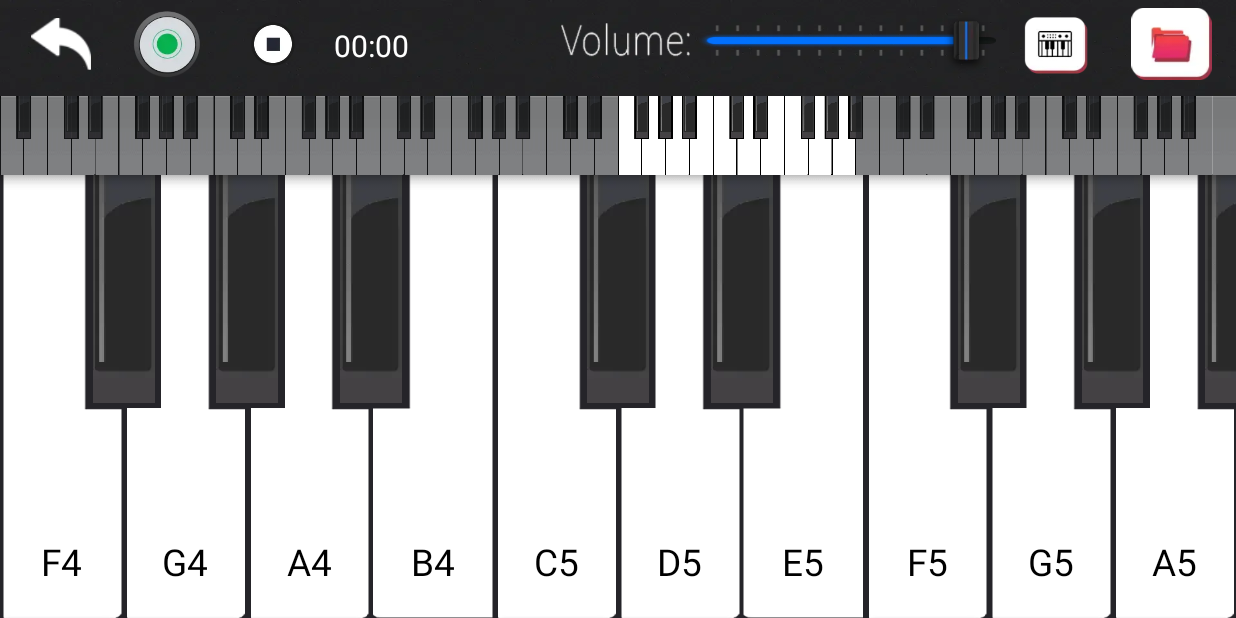
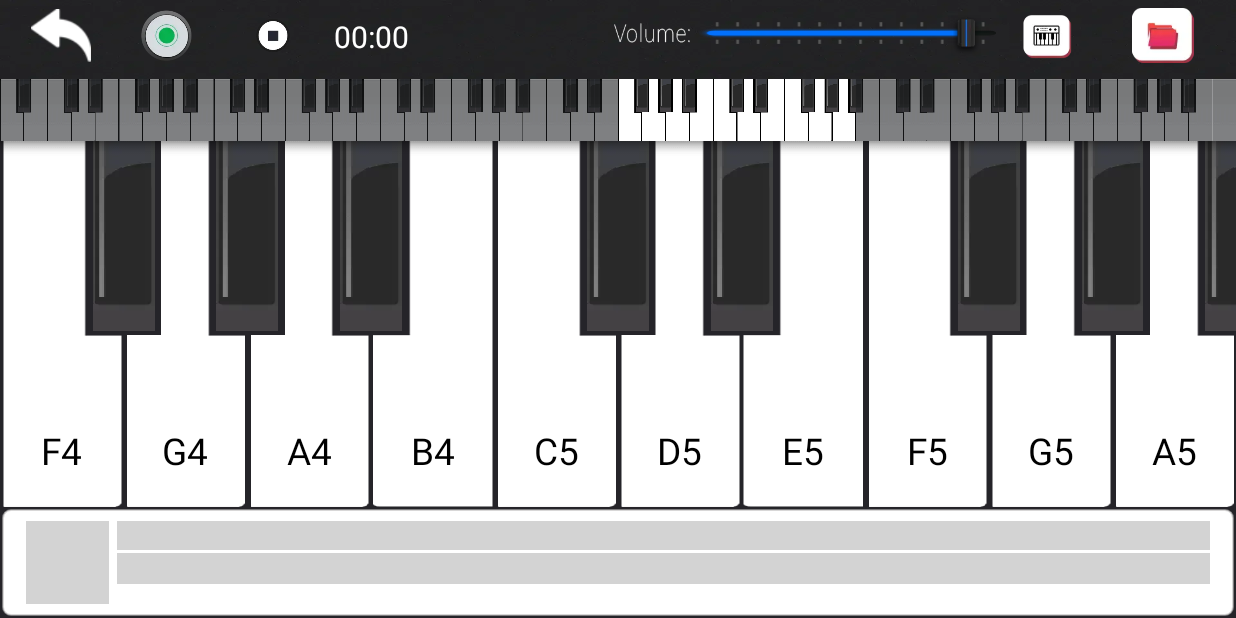
Before and after one commit to dhms005/PS_Pianomusicdrumpad, an Android app: the PianoPlayScreen screen opened directly, with no data from a screen before it, on a phone screen of 824 x 412 dp (held sideways). Run offline under Robolectric (Android 15) with nearby library versions, the phone set to English and light mode, and no system bars; our stand-ins replace AdMob, Shimmer, sdp/ssp sizes; pictures from the network do not load; 3 statements that could not run were skipped.

Commit message:
banner ads added

```diff
--- a/app/src/main/java/com/pianomusicdrumpad/pianokeyboard/Piano/Activity/PianoPlayScreen.kt
+++ b/app/src/main/java/com/pianomusicdrumpad/pianokeyboard/Piano/Activity/PianoPlayScreen.kt
@@ -27,6 +27,9 @@ import com.pianomusicdrumpad.pianokeyboard.Piano.views.SoundVolumeSeekBarView
 import com.pianomusicdrumpad.pianokeyboard.Piano.views.TimeView
 import com.pianomusicdrumpad.pianokeyboard.Piano.views.a
 import com.pianomusicdrumpad.pianokeyboard.R
+import com.pianomusicdrumpad.pianokeyboard.Utils.ConstantAd
+import com.pianomusicdrumpad.pianokeyboard.Utils.SharePrefUtils
+import com.pianomusicdrumpad.pianokeyboard.ads.MainInterfaceV2
 import java.io.File
 import java.io.FileNotFoundException
 import java.io.FileOutputStream
@@ -454,6 +457,13 @@ class PianoPlayScreen : Activity() {
             this.aObject
         )
         volumeSeekBaar()
+
+        val homeAdShow =
+            SharePrefUtils.getString(ConstantAd.HOME_AD_SHOW, "1")
+
+        if (homeAdShow == "1") {
+            loadBanner()
+        }
     }
 
 
@@ -520,4 +530,13 @@ class PianoPlayScreen : Activity() {
             return activity.getExternalFilesDir(Environment.DIRECTORY_DOWNLOADS)!!.path
         }
     }
+
+    private fun loadBanner() {
+        MainInterfaceV2.loadBanner(
+            this,
+            findViewById(R.id.Admob_Native_Frame_two),
+            adNativeBannerSimmer = R.layout.ad_native_adptive_banner_simmer,
+            bannerId = ConstantAd.AD_HOME_BANNER
+        )
+    }
 }
--- a/app/src/main/java/com/pianomusicdrumpad/pianokeyboard/ads/Admob_Banner_Ad.kt
+++ b/app/src/main/java/com/pianomusicdrumpad/pianokeyboard/ads/Admob_Banner_Ad.kt
@@ -2,6 +2,7 @@ package com.pianomusicdrumpad.pianokeyboard.ads
 
 import android.app.Activity
 import android.os.Build
+import android.view.WindowInsets
 import android.widget.FrameLayout
 import com.facebook.shimmer.ShimmerFrameLayout
 import com.google.android.gms.ads.AdListener
@@ -51,6 +52,7 @@ class Admob_Banner_Ad {
 
             override fun onAdFailedToLoad(adError: LoadAdError) {
                 // Code to be executed when an ad request fails.
+                adViewShimmer.stopShimmer()
                 adContainer.removeAllViews()
             }
 
@@ -64,6 +66,7 @@ class Admob_Banner_Ad {
             override fun onAdLoaded() {
                 // Code to be executed when an ad finishes loading.
                 // Replace ad container with new ad view.
+                adViewShimmer.stopShimmer()
                 adContainer.removeAllViews()
                 adContainer.addView(adView)
                 // [END create_ad_view]
@@ -78,17 +81,43 @@ class Admob_Banner_Ad {
     }
 
     // Get the ad size with screen width.
+//    private fun getAdSize(context: Activity): AdSize {
+//        val displayMetrics = context.resources.displayMetrics
+//        var adWidthPixels = displayMetrics.widthPixels
+//        if (Build.VERSION.SDK_INT >= Build.VERSION_CODES.R) {
+//            val windowMetrics = context.windowManager.currentWindowMetrics
+//            adWidthPixels = windowMetrics.bounds.width()
+//        }
+//        val density = displayMetrics.density
+//        val adWidth = (adWidthPixels / density).toInt()
+//        return AdSize.getCurrentOrientationAnchoredAdaptiveBannerAdSize(context, adWidth)
+//    }
+
+//    @SuppressLint("ObsoleteSdkInt")
     private fun getAdSize(context: Activity): AdSize {
+        val windowManager = context.windowManager
         val displayMetrics = context.resources.displayMetrics
-        var adWidthPixels = displayMetrics.widthPixels
+        var adWidthPixels: Int
+
         if (Build.VERSION.SDK_INT >= Build.VERSION_CODES.R) {
-            val windowMetrics = context.windowManager.currentWindowMetrics
-            adWidthPixels = windowMetrics.bounds.width()
+            val windowMetrics = windowManager.currentWindowMetrics
+            val insets = windowMetrics.windowInsets
+                .getInsetsIgnoringVisibility(
+                    WindowInsets.Type.navigationBars()
+                            or WindowInsets.Type.displayCutout()
+                )
+            val bounds = windowMetrics.bounds
+            adWidthPixels = bounds.width() - insets.left - insets.right
+        } else {
+            // Fallback for < API 30
+            adWidthPixels = displayMetrics.widthPixels
         }
+
         val density = displayMetrics.density
         val adWidth = (adWidthPixels / density).toInt()
         return AdSize.getCurrentOrientationAnchoredAdaptiveBannerAdSize(context, adWidth)
     }
+
 
 
     companion object {
--- a/app/src/main/res/layout/piano_play_screen.xml
+++ b/app/src/main/res/layout/piano_play_screen.xml
@@ -4,11 +4,13 @@
     xmlns:app="http://schemas.android.com/apk/res-auto"
     android:id="@+id/container"
     android:layout_width="match_parent"
-    android:layout_height="match_parent">
+    android:layout_height="match_parent"
+    android:background="#ff252429">
 
     <LinearLayout
         android:layout_width="wrap_content"
         android:layout_height="match_parent"
+        android:layout_above="@+id/Admob_Native_Frame_two"
         android:background="#ff252429"
         android:orientation="vertical">
 
@@ -242,4 +244,17 @@
             </com.pianomusicdrumpad.pianokeyboard.Piano.viewgroup.PianoScreenViewGroup>
         </RelativeLayout>
     </LinearLayout>
+
+
+    <FrameLayout
+        android:id="@+id/Admob_Native_Frame_two"
+        android:layout_width="fill_parent"
+        android:layout_height="wrap_content"
+        android:layout_alignParentBottom="true"
+        android:layout_marginLeft="@dimen/_1sdp"
+        android:layout_marginTop="@dimen/_1sdp"
+        android:layout_marginRight="@dimen/_1sdp"
+        android:layout_marginBottom="@dimen/_1sdp"
+        android:orientation="vertical"
+        android:visibility="visible" />
 </RelativeLayout>
```
